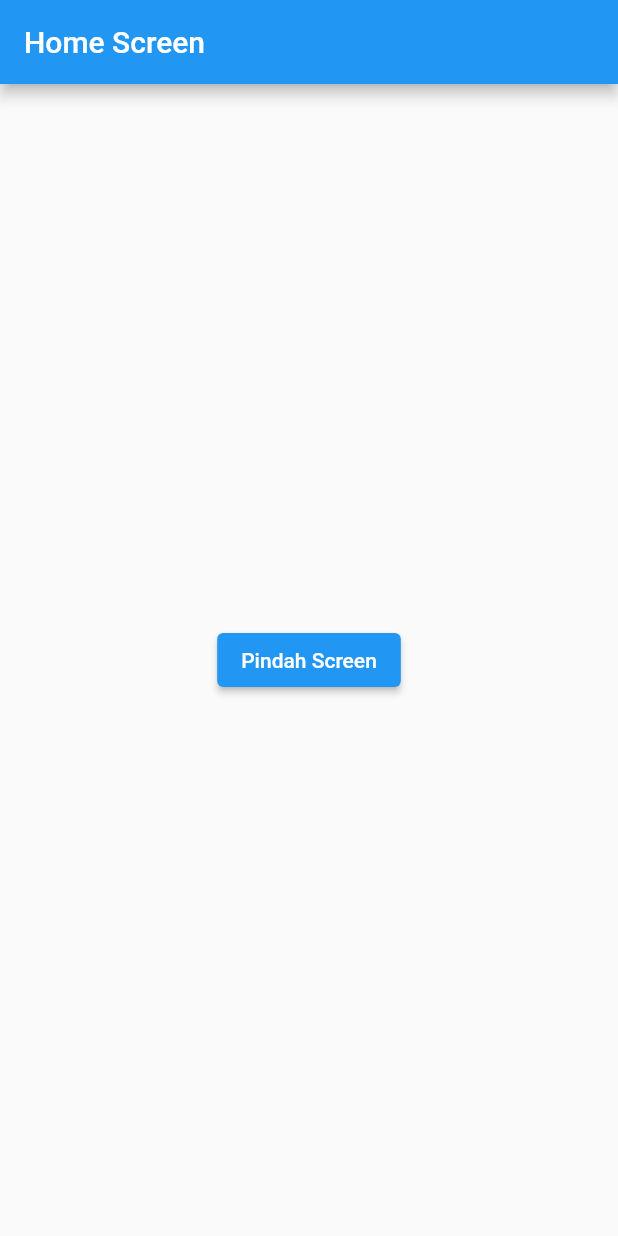
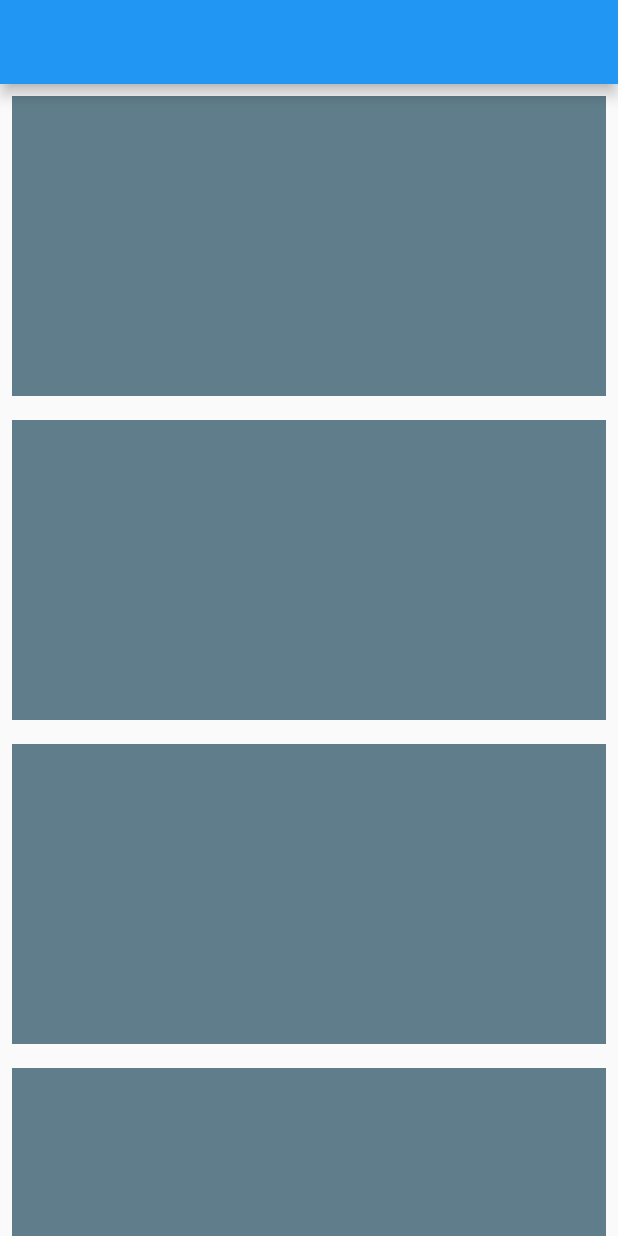
Before and after one commit to tamathecxder/dicoding-flutter-fundamental, a Flutter app: the screen it shows after launch, on a phone screen of 412 x 824 dp. Run offline on Flutter 3.47's test engine with Material 2 defaults, Android fonts, the phone set to English and light mode, and no system bars.

Commit message:
chore: get to know more about responsive design in flutter

```diff
--- a/lib/main.dart
+++ b/lib/main.dart
@@ -1,15 +1,17 @@
 import 'package:flutter/material.dart';
-import 'package:flutter_fundamental/navigation/home_screen.dart';
+import 'package:flutter_fundamental/responsive/layout_builder.dart';
+import 'package:flutter_fundamental/responsive/media_query_example.dart';
+import 'package:flutter_fundamental/responsive/responsive_page.dart';
 
-void main(List<String> args) => runApp(const InitScreen());
+void main(List<String> args) => runApp(const ResponsiveApp());
 
-class InitScreen extends StatelessWidget {
-  const InitScreen({super.key});
+class ResponsiveApp extends StatelessWidget {
+  const ResponsiveApp({super.key});
 
   @override
   Widget build(BuildContext context) {
     return const MaterialApp(
-      home: HomeScreen(),
+      home: ResponsivePage(),
     );
   }
 }
--- /dev/null
+++ b/lib/responsive/responsive_page.dart
@@ -0,0 +1,41 @@
+import 'package:flutter/material.dart';
+
+class ResponsivePage extends StatelessWidget {
+  const ResponsivePage({Key? key}) : super(key: key);
+
+  @override
+  Widget build(BuildContext context) {
+    return Scaffold(
+      appBar: AppBar(),
+      body: LayoutBuilder(
+        builder: (BuildContext context, BoxConstraints constraints) {
+          if (constraints.maxWidth < 600) {
+            return ListView(
+              children: _generateContainers(),
+            );
+          } else if (constraints.maxWidth < 900) {
+            return GridView.count(
+              crossAxisCount: 2,
+              children: _generateContainers(),
+            );
+          } else {
+            return GridView.count(
+              crossAxisCount: 6,
+              children: _generateContainers(),
+            );
+          }
+        },
+      ),
+    );
+  }
+
+  List<Widget> _generateContainers() {
+    return List<Widget>.generate(20, (index) {
+      return Container(
+        margin: const EdgeInsets.all(8),
+        color: Colors.blueGrey,
+        height: 200,
+      );
+    });
+  }
+}
```
Also changed, not shown: lib/responsive/layout_builder.dart (added, +68 -0 lines), lib/responsive/media_query_example.dart (added, +31 -0 lines).
